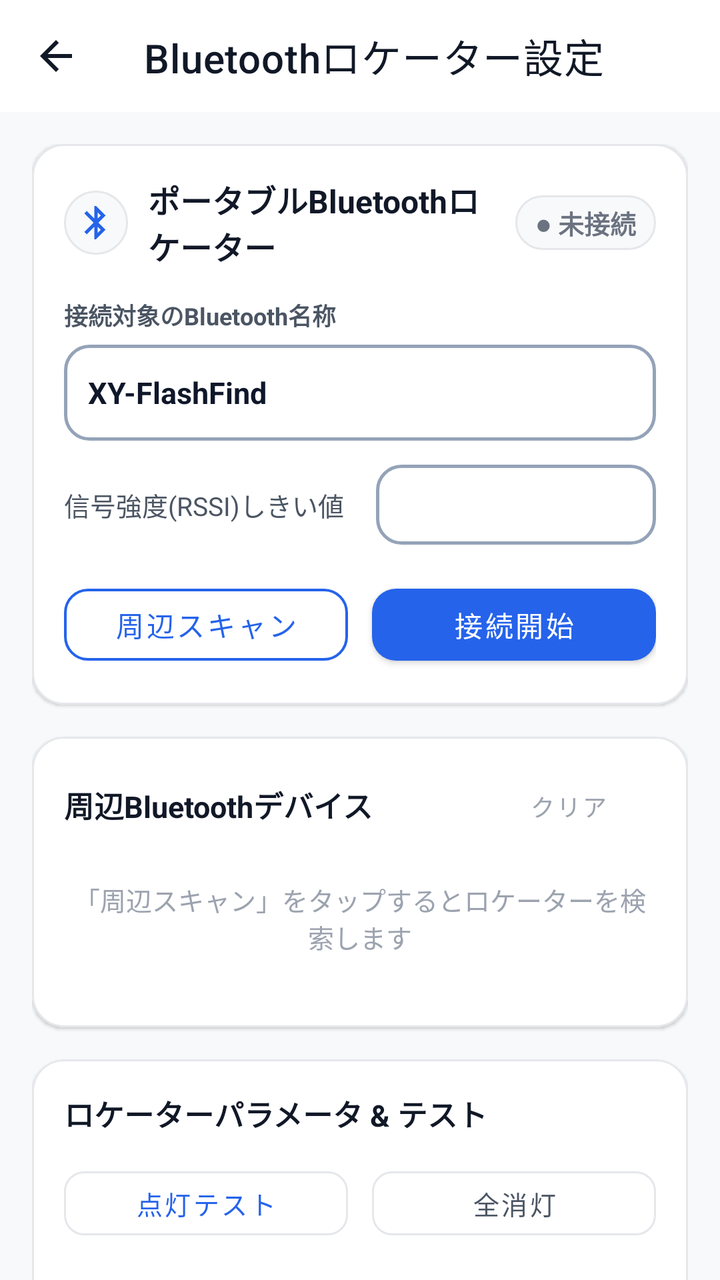
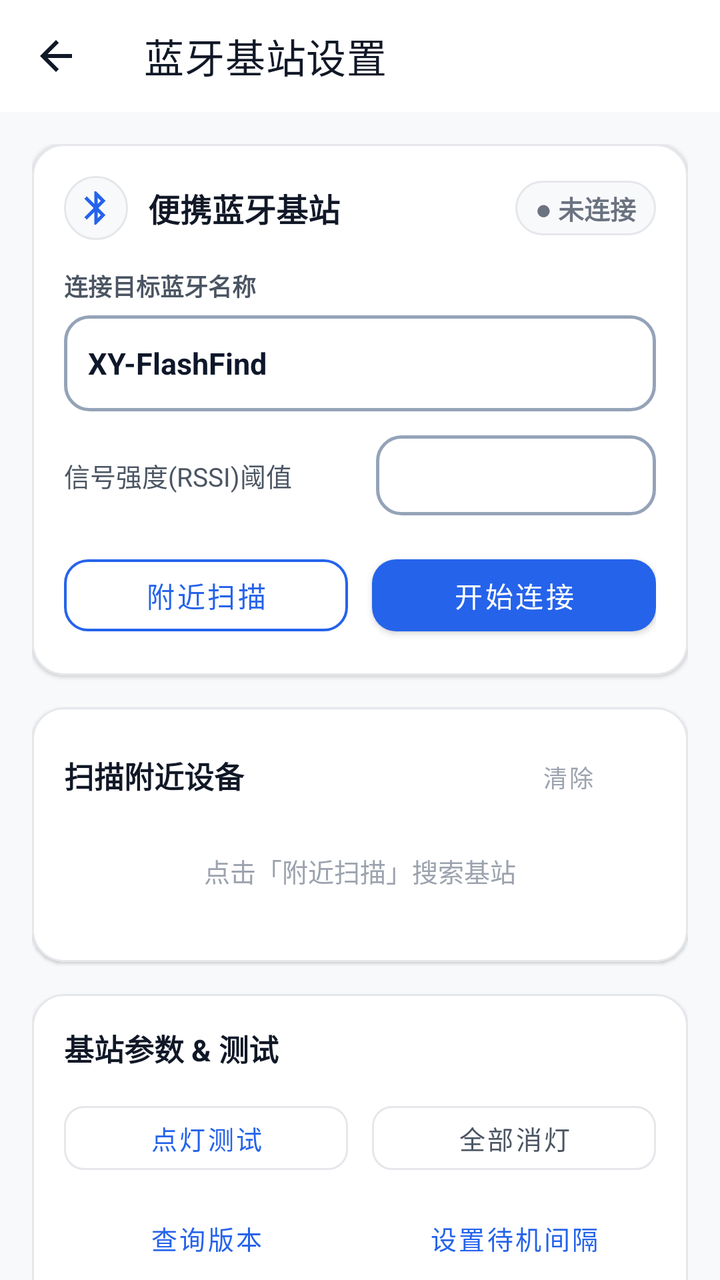

Compare the two renders of this Android layout. The source of the first and the diff that turns it into the second are given below.
<!-- AndroidManifest.xml: activity theme Theme.BeaconFinder -->
<!-- res/layout/activity_bluetooth_config.xml -->
<?xml version="1.0" encoding="utf-8"?>
<LinearLayout xmlns:android="http://schemas.android.com/apk/res/android"
    xmlns:app="http://schemas.android.com/apk/res-auto"
    android:layout_width="match_parent"
    android:layout_height="match_parent"
    android:background="@color/surface_bg"
    android:orientation="vertical">

    
    <com.google.android.material.appbar.AppBarLayout
        android:id="@+id/app_bar"
        android:layout_width="match_parent"
        android:layout_height="wrap_content"
        android:background="@color/toolbar_bg"
        android:fitsSystemWindows="true"
        app:elevation="0.5dp">

        <com.google.android.material.appbar.MaterialToolbar
            android:id="@+id/toolbar"
            android:layout_width="match_parent"
            android:layout_height="?attr/actionBarSize"
            android:background="@color/toolbar_bg"
            app:navigationIcon="@drawable/ic_back_dark"
            app:title="Bluetoothロケーター設定"
            app:titleTextColor="@color/text_primary" />
    </com.google.android.material.appbar.AppBarLayout>

    <androidx.core.widget.NestedScrollView
        android:layout_width="match_parent"
        android:layout_height="match_parent"
        android:fillViewport="true">

        <LinearLayout
            android:layout_width="match_parent"
            android:layout_height="wrap_content"
            android:orientation="vertical"
            android:padding="16dp">

            
            <com.google.android.material.card.MaterialCardView
                android:layout_width="match_parent"
                android:layout_height="wrap_content"
                android:layout_marginBottom="16dp"
                app:cardBackgroundColor="@color/surface_card"
                app:cardCornerRadius="16dp"
                app:cardElevation="1dp"
                app:strokeColor="@color/card_stroke"
                app:strokeWidth="1dp">

                <LinearLayout
                    android:layout_width="match_parent"
                    android:layout_height="wrap_content"
                    android:orientation="vertical"
                    android:padding="16dp">

                    
                    <LinearLayout
                        android:layout_width="match_parent"
                        android:layout_height="wrap_content"
                        android:gravity="center_vertical"
                        android:orientation="horizontal">

                        <ImageView
                            android:layout_width="32dp"
                            android:layout_height="32dp"
                            android:background="@drawable/bg_status_badge"
                            android:padding="6dp"
                            android:src="@drawable/ic_bluetooth" />

                        <TextView
                            android:layout_width="0dp"
                            android:layout_height="wrap_content"
                            android:layout_marginStart="10dp"
                            android:layout_weight="1"
                            android:text="ポータブルBluetoothロケーター"
                            android:textColor="@color/text_primary"
                            android:textSize="16sp"
                            android:textStyle="bold" />

                        <TextView
                            android:id="@+id/tv_ble_status_badge"
                            android:layout_width="wrap_content"
                            android:layout_height="wrap_content"
                            android:background="@drawable/bg_status_badge"
                            android:paddingHorizontal="10dp"
                            android:paddingVertical="4dp"
                            android:text="● 未接続"
                            android:textColor="@color/offline"
                            android:textSize="13sp"
                            android:textStyle="bold" />
                    </LinearLayout>

                    
                    <TextView
                        android:layout_width="wrap_content"
                        android:layout_height="wrap_content"
                        android:layout_marginTop="14dp"
                        android:text="接続対象のBluetooth名称"
                        android:textColor="@color/text_secondary"
                        android:textSize="12sp"
                        android:textStyle="bold" />

                    <LinearLayout
                        android:layout_width="match_parent"
                        android:layout_height="48dp"
                        android:layout_marginTop="6dp"
                        android:background="@drawable/bg_spinner"
                        android:gravity="center_vertical"
                        android:paddingHorizontal="12dp">

                        <EditText
                            android:id="@+id/et_ble_name"
                            android:layout_width="match_parent"
                            android:layout_height="match_parent"
                            android:background="@null"
                            android:hint="例: XY-FlashFind"
                            android:singleLine="true"
                            android:text="XY-FlashFind"
                            android:textColor="#0F172A"
                            android:textColorHint="#94A3B8"
                            android:textSize="15sp"
                            android:textStyle="bold" />
                    </LinearLayout>

                    
                    <LinearLayout
                        android:layout_width="match_parent"
                        android:layout_height="wrap_content"
                        android:layout_marginTop="12dp"
                        android:gravity="center_vertical"
                        android:orientation="horizontal">

                        <TextView
                            android:layout_width="0dp"
                            android:layout_height="wrap_content"
                            android:layout_weight="1"
                            android:text="信号強度(RSSI)しきい値"
                            android:textColor="@color/text_secondary"
                            android:textSize="13sp" />

                        <LinearLayout
                            android:layout_width="140dp"
                            android:layout_height="40dp"
                            android:background="@drawable/bg_spinner"
                            android:gravity="center_vertical"
                            android:paddingHorizontal="8dp">

                            <Spinner
                                android:id="@+id/sp_rssi_filter"
                                android:layout_width="match_parent"
                                android:layout_height="match_parent"
                                android:background="@null"
                                android:popupBackground="#FFFFFF" />
                        </LinearLayout>
                    </LinearLayout>

                    
                    <LinearLayout
                        android:layout_width="match_parent"
                        android:layout_height="wrap_content"
                        android:layout_marginTop="16dp"
                        android:orientation="horizontal">

                        <com.google.android.material.button.MaterialButton
                            android:id="@+id/btn_ble_scan"
                            style="@style/Widget.MaterialComponents.Button.OutlinedButton"
                            android:layout_width="0dp"
                            android:layout_height="48dp"
                            android:layout_marginEnd="6dp"
                            android:layout_weight="1"
                            android:text="周辺スキャン"
                            android:textColor="@color/accent"
                            android:textSize="14sp"
                            app:cornerRadius="12dp"
                            app:strokeColor="@color/accent"
                            app:strokeWidth="1.2dp" />

                        <com.google.android.material.button.MaterialButton
                            android:id="@+id/btn_ble_connect"
                            android:layout_width="0dp"
                            android:layout_height="48dp"
                            android:layout_marginStart="6dp"
                            android:layout_weight="1"
                            android:text="接続開始"
                            android:textColor="@color/text_white"
                            android:textSize="14sp"
                            app:backgroundTint="@color/accent"
                            app:cornerRadius="12dp" />
                    </LinearLayout>
                </LinearLayout>
            </com.google.android.material.card.MaterialCardView>

            
            <com.google.android.material.card.MaterialCardView
                android:layout_width="match_parent"
                android:layout_height="wrap_content"
                android:layout_marginBottom="16dp"
                app:cardBackgroundColor="@color/surface_card"
                app:cardCornerRadius="16dp"
                app:cardElevation="1dp"
                app:strokeColor="@color/card_stroke"
                app:strokeWidth="1dp">

                <LinearLayout
                    android:layout_width="match_parent"
                    android:layout_height="wrap_content"
                    android:orientation="vertical"
                    android:padding="16dp">

                    <LinearLayout
                        android:layout_width="match_parent"
                        android:layout_height="wrap_content"
                        android:gravity="center_vertical"
                        android:orientation="horizontal">

                        <TextView
                            android:layout_width="0dp"
                            android:layout_height="wrap_content"
                            android:layout_weight="1"
                            android:text="周辺Bluetoothデバイス"
                            android:textColor="@color/text_primary"
                            android:textSize="15sp"
                            android:textStyle="bold" />

                        <com.google.android.material.button.MaterialButton
                            android:id="@+id/btn_clear_devices"
                            style="@style/Widget.MaterialComponents.Button.TextButton"
                            android:layout_width="wrap_content"
                            android:layout_height="36dp"
                            android:text="クリア"
                            android:textColor="@color/text_muted"
                            android:textSize="12sp" />
                    </LinearLayout>

                    <TextView
                        android:id="@+id/tv_devices_empty"
                        android:layout_width="match_parent"
                        android:layout_height="wrap_content"
                        android:gravity="center"
                        android:paddingVertical="20dp"
                        android:text="「周辺スキャン」をタップするとロケーターを検索します"
                        android:textColor="@color/text_muted"
                        android:textSize="13sp" />

                    <androidx.recyclerview.widget.RecyclerView
                        android:id="@+id/rv_ble_devices"
                        android:layout_width="match_parent"
                        android:layout_height="wrap_content"
                        android:nestedScrollingEnabled="false"
                        android:visibility="gone" />
                </LinearLayout>
            </com.google.android.material.card.MaterialCardView>

            
            <com.google.android.material.card.MaterialCardView
                android:layout_width="match_parent"
                android:layout_height="wrap_content"
                android:layout_marginBottom="16dp"
                app:cardBackgroundColor="@color/surface_card"
                app:cardCornerRadius="16dp"
                app:cardElevation="1dp"
                app:strokeColor="@color/card_stroke"
                app:strokeWidth="1dp">

                <LinearLayout
                    android:layout_width="match_parent"
                    android:layout_height="wrap_content"
                    android:orientation="vertical"
                    android:padding="16dp">

                    <TextView
                        android:layout_width="wrap_content"
                        android:layout_height="wrap_content"
                        android:text="ロケーターパラメータ &amp; テスト"
                        android:textColor="@color/text_primary"
                        android:textSize="15sp"
                        android:textStyle="bold" />

                    
                    <LinearLayout
                        android:layout_width="match_parent"
                        android:layout_height="wrap_content"
                        android:layout_marginTop="12dp"
                        android:orientation="horizontal">

                        <com.google.android.material.button.MaterialButton
                            android:id="@+id/btn_test_light"
                            style="@style/Widget.MaterialComponents.Button.OutlinedButton"
                            android:layout_width="0dp"
                            android:layout_height="44dp"
                            android:layout_marginEnd="6dp"
                            android:layout_weight="1"
                            android:text="点灯テスト"
                            android:textColor="@color/primary"
                            android:textSize="13sp"
                            app:cornerRadius="10dp"
                            app:strokeColor="@color/card_stroke" />

                        <com.google.android.material.button.MaterialButton
                            android:id="@+id/btn_test_stop"
                            style="@style/Widget.MaterialComponents.Button.OutlinedButton"
                            android:layout_width="0dp"
                            android:layout_height="44dp"
                            android:layout_marginStart="6dp"
                            android:layout_weight="1"
                            android:text="全消灯"
                            android:textColor="@color/text_secondary"
                            android:textSize="13sp"
                            app:cornerRadius="10dp"
                            app:strokeColor="@color/card_stroke" />
                    </LinearLayout>

                    <LinearLayout
                        android:layout_width="match_parent"
                        android:layout_height="wrap_content"
                        android:layout_marginTop="8dp"
                        android:orientation="horizontal">

                        <com.google.android.material.button.MaterialButton
                            android:id="@+id/btn_get_version"
                            style="@style/Widget.MaterialComponents.Button.TextButton"
                            android:layout_width="0dp"
                            android:layout_height="40dp"
                            android:layout_marginEnd="6dp"
                            android:layout_weight="1"
                            android:text="バージョン確認"
                            android:textColor="@color/accent"
                            android:textSize="13sp" />

                        <com.google.android.material.button.MaterialButton
                            android:id="@+id/btn_set_heart"
                            style="@style/Widget.MaterialComponents.Button.TextButton"
                            android:layout_width="0dp"
                            android:layout_height="40dp"
                            android:layout_marginStart="6dp"
                            android:layout_weight="1"
                            android:text="待受間隔設定"
                            android:textColor="@color/accent"
                            android:textSize="13sp" />
                    </LinearLayout>
                </LinearLayout>
            </com.google.android.material.card.MaterialCardView>

            
            <com.google.android.material.card.MaterialCardView
                android:layout_width="match_parent"
                android:layout_height="wrap_content"
                app:cardBackgroundColor="@color/surface_card"
                app:cardCornerRadius="16dp"
                app:cardElevation="1dp"
                app:strokeColor="@color/card_stroke"
                app:strokeWidth="1dp">

                <LinearLayout
                    android:layout_width="match_parent"
                    android:layout_height="wrap_content"
                    android:orientation="vertical"
                    android:padding="16dp">

                    <LinearLayout
                        android:layout_width="match_parent"
                        android:layout_height="wrap_content"
                        android:gravity="center_vertical"
                        android:orientation="horizontal">

                        <TextView
                            android:layout_width="0dp"
                            android:layout_height="wrap_content"
                            android:layout_weight="1"
                            android:text="リアルタイム通信ログ"
                            android:textColor="@color/text_primary"
                            android:textSize="14sp"
                            android:textStyle="bold" />

                        <com.google.android.material.button.MaterialButton
                            android:id="@+id/btn_clear_log"
                            style="@style/Widget.MaterialComponents.Button.TextButton"
                            android:layout_width="wrap_content"
                            android:layout_height="36dp"
                            android:text="ログ消去"
                            android:textColor="@color/text_muted"
                            android:textSize="12sp" />
                    </LinearLayout>

                    <TextView
                        android:id="@+id/tv_ble_log"
                        android:layout_width="match_parent"
                        android:layout_height="140dp"
                        android:layout_marginTop="8dp"
                        android:background="@drawable/bg_spinner"
                        android:fontFamily="monospace"
                        android:lineSpacingExtra="2dp"
                        android:padding="10dp"
                        android:scrollbars="vertical"
                        android:text="準備完了\n"
                        android:textColor="@color/text_secondary"
                        android:textSize="11sp" />
                </LinearLayout>
            </com.google.android.material.card.MaterialCardView>

        </LinearLayout>
    </androidx.core.widget.NestedScrollView>

</LinearLayout>
<!-- resources referenced by this layout -->
<resources>
  <color name="accent">#2563EB</color>
  <color name="card_stroke">#E5E7EB</color>
  <color name="offline">#6B7280</color>
  <color name="primary">#2563EB</color>
  <color name="surface_bg">#F8F9FA</color>
  <color name="surface_card">#FFFFFF</color>
  <color name="text_muted">#9CA3AF</color>
  <color name="text_primary">#111827</color>
  <color name="text_secondary">#4B5563</color>
  <color name="text_white">#FFFFFF</color>
  <color name="toolbar_bg">#FFFFFF</color>
  <!-- drawable bg_spinner (drawable) -->
  <?xml version="1.0" encoding="utf-8"?>
  <shape xmlns:android="http://schemas.android.com/apk/res/android"
      android:shape="rectangle">
      <corners android:radius="12dp" />
      <solid android:color="#FFFFFF" />
      <stroke
          android:width="1.5dp"
          android:color="#94A3B8" />
  </shape>
  <!-- drawable bg_status_badge (drawable) -->
  <?xml version="1.0" encoding="utf-8"?>
  <shape xmlns:android="http://schemas.android.com/apk/res/android"
      android:shape="rectangle">
      <corners android:radius="20dp" />
      <solid android:color="@color/surface_bg" />
      <stroke
          android:width="1dp"
          android:color="@color/card_stroke" />
  </shape>
  <!-- drawable ic_back_dark (drawable) -->
  <vector xmlns:android="http://schemas.android.com/apk/res/android"
      android:width="24dp"
      android:height="24dp"
      android:viewportWidth="24"
      android:viewportHeight="24">
    <path
        android:fillColor="@color/text_primary"
        android:pathData="M20,11H7.83l5.59,-5.59L12,4l-8,8 8,8 1.41,-1.41L7.83,13H20v-2z"/>
  </vector>
  <!-- drawable ic_bluetooth (drawable) -->
  <vector xmlns:android="http://schemas.android.com/apk/res/android"
      android:width="24dp"
      android:height="24dp"
      android:viewportWidth="24"
      android:viewportHeight="24">
    <path
        android:fillColor="@color/accent"
        android:pathData="M17.71,7.71L12,2h-1v7.59L6.41,5 5,6.41 10.59,12 5,17.59 6.41,19 11,14.41V22h1l5.71,-5.71-4.3,-4.29 4.3,-4.29zM13,5.83l1.88,1.88L13,9.59V5.83zm1.88,10.46L13,18.17v-3.76l1.88,1.88z"/>
  </vector>
  <style name="Theme.BeaconFinder" parent="Theme.MaterialComponents.Light.NoActionBar">
          <item name="colorPrimary">@color/primary</item>
          <item name="colorPrimaryVariant">@color/primary_dark</item>
          <item name="colorSecondary">@color/accent</item>
          <item name="android:fontFamily">sans-serif</item>
          <item name="android:statusBarColor">@color/toolbar_bg</item>
          <item name="android:windowLightStatusBar" tools:targetApi="m">true</item>
          <item name="android:navigationBarColor">@color/surface_card</item>
          <item name="android:windowLightNavigationBar" tools:targetApi="o_mr1">true</item>
          <item name="android:windowBackground">@color/surface_bg</item>
          <item name="android:textColorPrimary">#0F172A</item>
          <item name="android:textColorSecondary">#475569</item>
          <item name="android:editTextColor">#0F172A</item>
          <item name="android:forceDarkAllowed" tools:targetApi="q">false</item>
      </style>
  <color name="primary_dark">#1D4ED8</color>
</resources>

<!-- the commit's change to res/layout/activity_bluetooth_config.xml (unified diff, before → after) -->
@@ -21,7 +21,7 @@
             android:layout_height="?attr/actionBarSize"
             android:background="@color/toolbar_bg"
             app:navigationIcon="@drawable/ic_back_dark"
-            app:title="Bluetoothロケーター設定"
+            app:title="@string/ui_a747f97419"
             app:titleTextColor="@color/text_primary" />
     </com.google.android.material.appbar.AppBarLayout>
 
@@ -72,7 +72,7 @@
                             android:layout_height="wrap_content"
                             android:layout_marginStart="10dp"
                             android:layout_weight="1"
-                            android:text="ポータブルBluetoothロケーター"
+                            android:text="@string/ui_b206efc585"
                             android:textColor="@color/text_primary"
                             android:textSize="16sp"
                             android:textStyle="bold" />
@@ -84,7 +84,7 @@
                             android:background="@drawable/bg_status_badge"
                             android:paddingHorizontal="10dp"
                             android:paddingVertical="4dp"
-                            android:text="● 未接続"
+                            android:text="@string/ui_6419161521"
                             android:textColor="@color/offline"
                             android:textSize="13sp"
                             android:textStyle="bold" />
@@ -95,7 +95,7 @@
                         android:layout_width="wrap_content"
                         android:layout_height="wrap_content"
                         android:layout_marginTop="14dp"
-                        android:text="接続対象のBluetooth名称"
+                        android:text="@string/ui_47ad543d8a"
                         android:textColor="@color/text_secondary"
                         android:textSize="12sp"
                         android:textStyle="bold" />
@@ -113,7 +113,7 @@
                             android:layout_width="match_parent"
                             android:layout_height="match_parent"
                             android:background="@null"
-                            android:hint="例: XY-FlashFind"
+                            android:hint="@string/ui_2b2e250bf8"
                             android:singleLine="true"
                             android:text="XY-FlashFind"
                             android:textColor="#0F172A"
@@ -134,7 +134,7 @@
                             android:layout_width="0dp"
                             android:layout_height="wrap_content"
                             android:layout_weight="1"
-                            android:text="信号強度(RSSI)しきい値"
+                            android:text="@string/ui_212b9767b3"
                             android:textColor="@color/text_secondary"
                             android:textSize="13sp" />
 
@@ -168,7 +168,7 @@
                             android:layout_height="48dp"
                             android:layout_marginEnd="6dp"
                             android:layout_weight="1"
-                            android:text="周辺スキャン"
+                            android:text="@string/ui_6aaf29786a"
                             android:textColor="@color/accent"
                             android:textSize="14sp"
                             app:cornerRadius="12dp"
@@ -181,7 +181,7 @@
                             android:layout_height="48dp"
                             android:layout_marginStart="6dp"
                             android:layout_weight="1"
-                            android:text="接続開始"
+                            android:text="@string/ui_c89e59d053"
                             android:textColor="@color/text_white"
                             android:textSize="14sp"
                             app:backgroundTint="@color/accent"
@@ -217,7 +217,7 @@
                             android:layout_width="0dp"
                             android:layout_height="wrap_content"
                             android:layout_weight="1"
-                            android:text="周辺Bluetoothデバイス"
+                            android:text="@string/ui_81319d0841"
                             android:textColor="@color/text_primary"
                             android:textSize="15sp"
                             android:textStyle="bold" />
@@ -227,7 +227,7 @@
                             style="@style/Widget.MaterialComponents.Button.TextButton"
                             android:layout_width="wrap_content"
                             android:layout_height="36dp"
-                            android:text="クリア"
+                            android:text="@string/ui_a8e5152705"
                             android:textColor="@color/text_muted"
                             android:textSize="12sp" />
                     </LinearLayout>
@@ -238,7 +238,7 @@
                         android:layout_height="wrap_content"
                         android:gravity="center"
                         android:paddingVertical="20dp"
-                        android:text="「周辺スキャン」をタップするとロケーターを検索します"
+                        android:text="@string/ui_ea1a3edac7"
                         android:textColor="@color/text_muted"
                         android:textSize="13sp" />
 
@@ -271,7 +271,7 @@
                     <TextView
                         android:layout_width="wrap_content"
                         android:layout_height="wrap_content"
-                        android:text="ロケーターパラメータ &amp; テスト"
+                        android:text="@string/ui_69f230d1a7"
                         android:textColor="@color/text_primary"
                         android:textSize="15sp"
                         android:textStyle="bold" />
@@ -290,7 +290,7 @@
                             android:layout_height="44dp"
                             android:layout_marginEnd="6dp"
                             android:layout_weight="1"
-                            android:text="点灯テスト"
+                            android:text="@string/ui_bd0f5c9e23"
                             android:textColor="@color/primary"
                             android:textSize="13sp"
                             app:cornerRadius="10dp"
@@ -303,7 +303,7 @@
                             android:layout_height="44dp"
                             android:layout_marginStart="6dp"
                             android:layout_weight="1"
-                            android:text="全消灯"
+                            android:text="@string/ui_f7cf86f51a"
                             android:textColor="@color/text_secondary"
                             android:textSize="13sp"
                             app:cornerRadius="10dp"
@@ -323,7 +323,7 @@
                             android:layout_height="40dp"
                             android:layout_marginEnd="6dp"
                             android:layout_weight="1"
-                            android:text="バージョン確認"
+                            android:text="@string/ui_2d5fe4ee07"
                             android:textColor="@color/accent"
                             android:textSize="13sp" />
 
@@ -334,7 +334,7 @@
                             android:layout_height="40dp"
                             android:layout_marginStart="6dp"
                             android:layout_weight="1"
-                            android:text="待受間隔設定"
+                            android:text="@string/ui_415b636900"
                             android:textColor="@color/accent"
                             android:textSize="13sp" />
                     </LinearLayout>
@@ -367,7 +367,7 @@
                             android:layout_width="0dp"
                             android:layout_height="wrap_content"
                             android:layout_weight="1"
-                            android:text="リアルタイム通信ログ"
+                            android:text="@string/ui_7a58f6272a"
                             android:textColor="@color/text_primary"
                             android:textSize="14sp"
                             android:textStyle="bold" />
@@ -377,7 +377,7 @@
                             style="@style/Widget.MaterialComponents.Button.TextButton"
                             android:layout_width="wrap_content"
                             android:layout_height="36dp"
-                            android:text="ログ消去"
+                            android:text="@string/ui_22f119f6c5"
                             android:textColor="@color/text_muted"
                             android:textSize="12sp" />
                     </LinearLayout>
@@ -392,7 +392,7 @@
                         android:lineSpacingExtra="2dp"
                         android:padding="10dp"
                         android:scrollbars="vertical"
-                        android:text="準備完了\n"
+                        android:text="@string/ui_2606a4744b"
                         android:textColor="@color/text_secondary"
                         android:textSize="11sp" />
                 </LinearLayout>
<!-- resource entries referenced after the edit -->
@@ -51,6 +51,25 @@
         android:fillColor="@color/accent"
         android:pathData="M17.71,7.71L12,2h-1v7.59L6.41,5 5,6.41 10.59,12 5,17.59 6.41,19 11,14.41V22h1l5.71,-5.71-4.3,-4.29 4.3,-4.29zM13,5.83l1.88,1.88L13,9.59V5.83zm1.88,10.46L13,18.17v-3.76l1.88,1.88z"/>
   </vector>
+  <string name="ui_212b9767b3">信号强度(RSSI)阈值</string>
+  <string name="ui_22f119f6c5">清空日志</string>
+  <string name="ui_2606a4744b">准备就绪\n</string>
+  <string name="ui_2b2e250bf8">例：XY-FlashFind</string>
+  <string name="ui_2d5fe4ee07">查询版本</string>
+  <string name="ui_415b636900">设置待机间隔</string>
+  <string name="ui_47ad543d8a">连接目标蓝牙名称</string>
+  <string name="ui_6419161521">● 未连接</string>
+  <string name="ui_69f230d1a7">基站参数 &amp; 测试</string>
+  <string name="ui_6aaf29786a">附近扫描</string>
+  <string name="ui_7a58f6272a">实时通信日志</string>
+  <string name="ui_81319d0841">扫描附近设备</string>
+  <string name="ui_a747f97419">蓝牙基站设置</string>
+  <string name="ui_a8e5152705">清除</string>
+  <string name="ui_b206efc585">便携蓝牙基站</string>
+  <string name="ui_bd0f5c9e23">点灯测试</string>
+  <string name="ui_c89e59d053">开始连接</string>
+  <string name="ui_ea1a3edac7">点击「附近扫描」搜索基站</string>
+  <string name="ui_f7cf86f51a">全部消灯</string>
   <style name="Theme.BeaconFinder" parent="Theme.MaterialComponents.Light.NoActionBar">
           <item name="colorPrimary">@color/primary</item>
           <item name="colorPrimaryVariant">@color/primary_dark</item>
